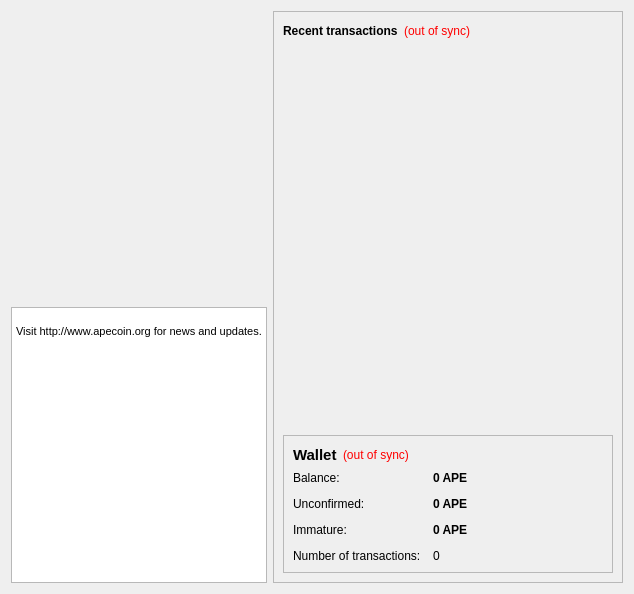
Qt form src/qt/forms/overviewpage.ui (apecoin/build) before a commit.
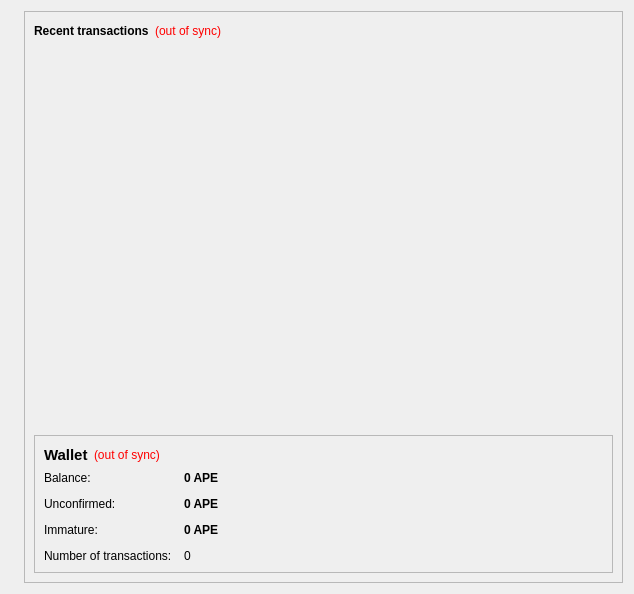
The same form after that commit. Icons and pictures are not drawn.

The edit to the form file:
```diff
--- a/src/qt/forms/overviewpage.ui
+++ b/src/qt/forms/overviewpage.ui
@@ -26,31 +26,6 @@
        </property>
       </widget>
      </item>
-     <item>
-      <spacer name="verticalSpacer">
-       <property name="orientation">
-        <enum>Qt::Vertical</enum>
-       </property>
-       <property name="sizeHint" stdset="0">
-        <size>
-         <width>20</width>
-         <height>40</height>
-        </size>
-       </property>
-      </spacer>
-     </item>
-     <item>
-      <widget class="QTextBrowser" name="textBrowser">
-       <property name="html">
-        <string>&lt;!DOCTYPE HTML PUBLIC &quot;-//W3C//DTD HTML 4.0//EN&quot; &quot;http://www.w3.org/TR/REC-html40/strict.dtd&quot;&gt;
-&lt;html&gt;&lt;head&gt;&lt;meta name=&quot;qrichtext&quot; content=&quot;1&quot; /&gt;&lt;style type=&quot;text/css&quot;&gt;
-p, li { white-space: pre-wrap; }
-&lt;/style&gt;&lt;/head&gt;&lt;body style=&quot; font-family:'MS Shell Dlg 2'; font-size:8.25pt; font-weight:400; font-style:normal;&quot;&gt;
-&lt;p style=&quot;-qt-paragraph-type:empty; margin-top:0px; margin-bottom:0px; margin-left:0px; margin-right:0px; -qt-block-indent:0; text-indent:0px; font-size:8pt;&quot;&gt;&lt;br /&gt;&lt;/p&gt;
-&lt;p style=&quot; margin-top:0px; margin-bottom:0px; margin-left:0px; margin-right:0px; -qt-block-indent:0; text-indent:0px;&quot;&gt;&lt;span style=&quot; font-size:8pt;&quot;&gt;Visit http://www.apecoin.org for news and updates.&lt;br /&gt;&lt;br /&gt;&lt;/span&gt;&lt;/p&gt;&lt;/body&gt;&lt;/html&gt;</string>
-       </property>
-      </widget>
-     </item>
     </layout>
    </item>
    <item>
```
